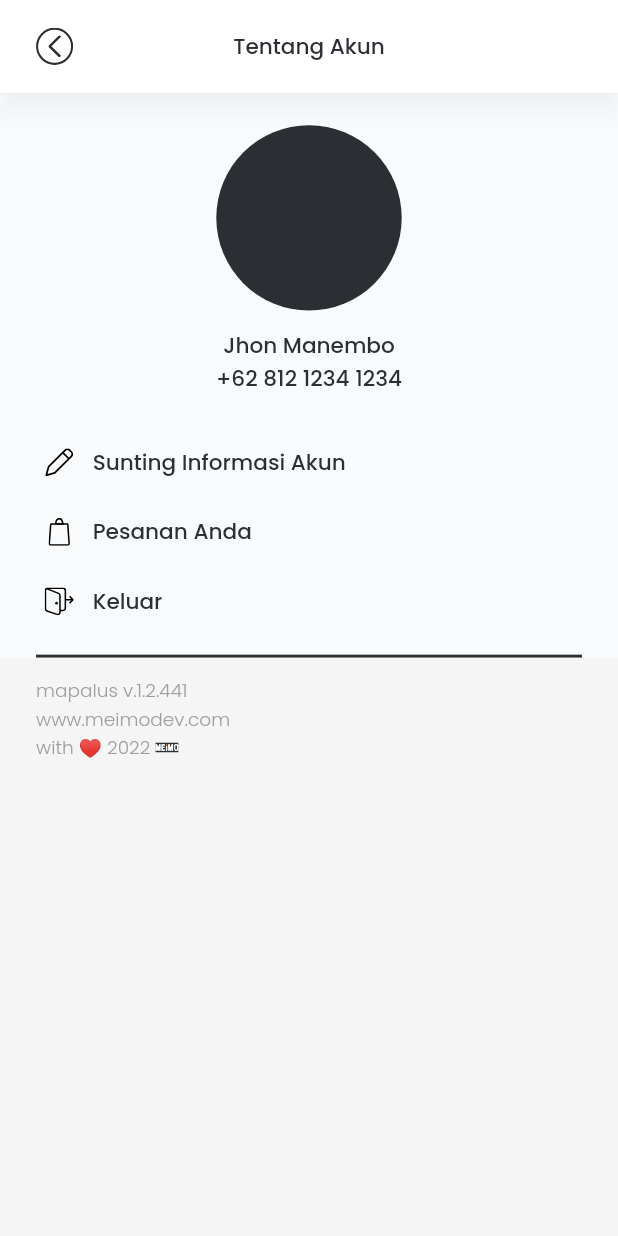
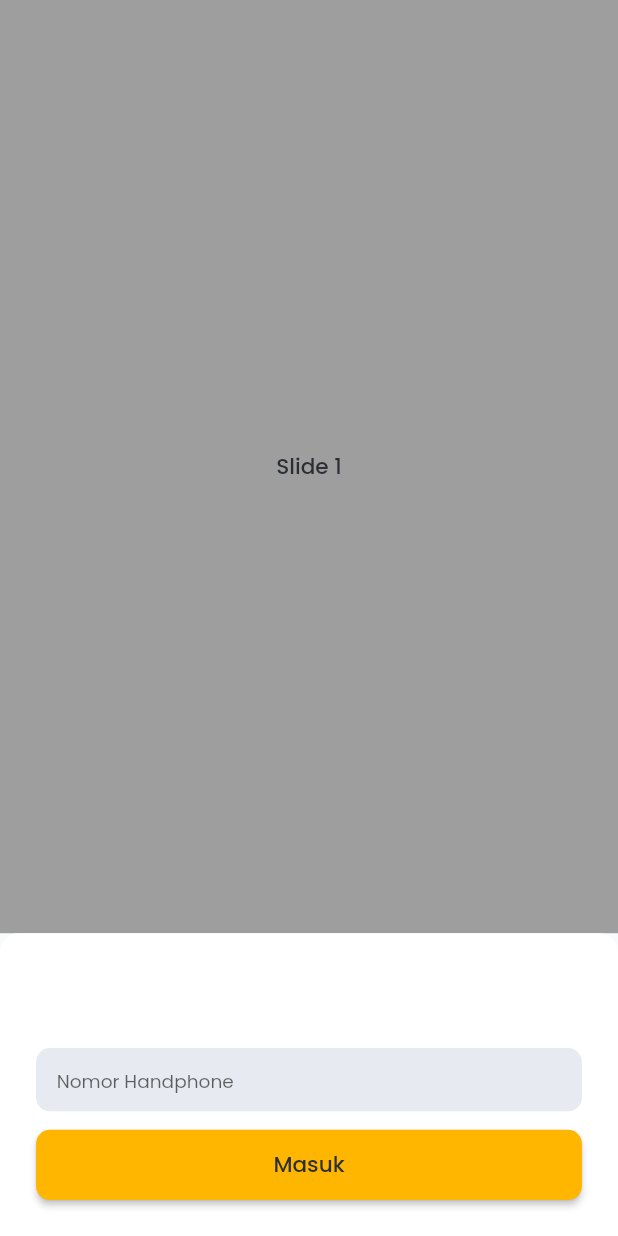
Before and after one commit to meimodev/mapalus, a Flutter app: the AccountSettingsScreen screen opened by its route, after a tap on "Keluar", on a phone screen of 412 x 824 dp. Run offline on Flutter 3.47's test engine with Material 2 defaults, Android fonts, the phone set to English and light mode, and no system bars; drawn by our look-alikes of carousel_slider; our stand-ins replace badges, flutter_rating_bar, flutter_screenutil, flutter_svg; statements that could not run were skipped.

Commit message:
Polishing signing_screen.dart UI & finished adding a splash_screen.dart

```diff
--- a/lib/app/modules/account_settings/account_settings_screen.dart
+++ b/lib/app/modules/account_settings/account_settings_screen.dart
@@ -1,8 +1,10 @@
+import 'package:badges/badges.dart';
 import 'package:flutter/material.dart';
 import 'package:flutter_screenutil/flutter_screenutil.dart';
 import 'package:flutter_svg/flutter_svg.dart';
 import 'package:mapalus/app/widgets/card_navigation.dart';
 import 'package:mapalus/app/widgets/screen_wrapper.dart';
+import 'package:mapalus/shared/routes.dart';
 import 'package:mapalus/shared/theme.dart';
 
 class AccountSettingsScreen extends StatelessWidget {
@@ -46,17 +48,33 @@ class AccountSettingsScreen extends StatelessWidget {
                       context: context,
                       onPressed: () {},
                     ),
-                    _buildItemRow(
-                      assetLocation: 'assets/vectors/bag.svg',
-                      text: 'Pesanan Anda',
-                      context: context,
-                      onPressed: () {},
+                    Badge(
+                      padding: EdgeInsets.all(3.sp),
+                      badgeContent: Text(
+                        '99',
+                        style: Theme.of(context).textTheme.bodyText1?.copyWith(
+                              fontSize: 10.sp,
+                              color: Palette.editable,
+                            ),
+                      ),
+                      position: BadgePosition.topStart(),
+                      child: _buildItemRow(
+                        assetLocation: 'assets/vectors/bag.svg',
+                        text: 'Pesanan Anda',
+                        context: context,
+                        onPressed: () {
+                          Navigator.pushNamed(context, Routes.orders);
+                        },
+                      ),
                     ),
                     _buildItemRow(
                       assetLocation: 'assets/vectors/exit.svg',
                       text: 'Keluar',
                       context: context,
-                      onPressed: () {},
+                      onPressed: () {
+                        Navigator.pushNamedAndRemoveUntil(
+                            context, Routes.signing, (_) => false);
+                      },
                     ),
                   ],
                 ),
--- a/lib/app/modules/home/home_screen.dart
+++ b/lib/app/modules/home/home_screen.dart
@@ -4,7 +4,7 @@ import 'package:mapalus/app/widgets/card_order_peak.dart';
 import 'package:mapalus/app/widgets/card_product.dart';
 import 'package:mapalus/app/widgets/card_cart_peak.dart';
 import 'package:mapalus/app/widgets/screen_wrapper.dart';
-import 'package:mapalus/app/widgets/search_view.dart';
+import 'package:mapalus/app/widgets/card_search_bar.dart';
 import 'package:mapalus/shared/routes.dart';
 import 'package:mapalus/shared/theme.dart';
 import 'package:flutter_screenutil/flutter_screenutil.dart';
@@ -21,7 +21,7 @@ class HomeScreen extends StatelessWidget {
             slivers: [
               // _buildUpperSection(context),
               SliverAppBar(
-                title: SearchView(
+                title: CardSearchBar(
                   onSubmitted: (String value) {},
                   onLogoPressed: () {
                     Navigator.pushNamed(context, Routes.accountSetting);
@@ -117,7 +117,7 @@ class HomeScreen extends StatelessWidget {
             right: 12.w,
             child: CardOrdersPeak(
               onPressed: () {
-                Navigator.pushNamed(context, Routes.orders);
+                Navigator.pushNamed(context, Routes.orderDetail);
               },
             ),
           ),
--- /dev/null
+++ b/lib/app/modules/signin/signing_screen.dart
@@ -0,0 +1,195 @@
+import 'package:carousel_slider/carousel_slider.dart';
+import 'package:flutter/material.dart';
+import 'package:flutter_screenutil/flutter_screenutil.dart';
+import 'package:mapalus/app/widgets/screen_wrapper.dart';
+import 'package:mapalus/shared/enums.dart';
+import 'package:mapalus/shared/routes.dart';
+import 'package:mapalus/shared/theme.dart';
+
+class SigningScreen extends StatelessWidget {
+  const SigningScreen({Key? key}) : super(key: key);
+
+  @override
+  Widget build(BuildContext context) {
+    return ScreenWrapper(
+      child: Column(
+        children: [
+          Expanded(
+            child: Container(
+              color: Colors.grey,
+              child: CarouselSlider(
+                  items: [
+                    _buildGraphicHolderCard(context, Text('Slide 1')),
+                    _buildGraphicHolderCard(
+                        context, Container(color: Colors.red)),
+                    _buildGraphicHolderCard(context, Text('Slide 3')),
+                  ],
+                  options: CarouselOptions(
+                    pauseAutoPlayOnTouch: true,
+                    viewportFraction: 1,
+                    height: double.infinity,
+                    initialPage: 0,
+                    reverse: false,
+                    autoPlay: true,
+                    autoPlayInterval: const Duration(seconds: 4),
+                    autoPlayAnimationDuration:
+                        const Duration(milliseconds: 500),
+                    autoPlayCurve: Curves.fastOutSlowIn,
+                    enlargeCenterPage: false,
+                    scrollDirection: Axis.horizontal,
+                  )),
+            ),
+          ),
+          const CardSigning(),
+        ],
+      ),
+    );
+  }
+
+  _buildGraphicHolderCard(BuildContext context, Widget child) {
+    return Column(
+      crossAxisAlignment: CrossAxisAlignment.stretch,
+      children: [
+        Expanded(
+          child: Center(
+            child: child,
+          ),
+        ),
+      ],
+    );
+  }
+}
+
+class CardSigning extends StatefulWidget {
+  const CardSigning({Key? key}) : super(key: key);
+
+  @override
+  _CardSigningState createState() => _CardSigningState();
+}
+
+class _CardSigningState extends State<CardSigning> {
+  CardSigningState signingState = CardSigningState.oneTimePassword;
+
+  generateSigningButton() {
+    String _buttonText;
+    late var _onPressed;
+
+    switch (signingState) {
+      case CardSigningState.oneTimePassword:
+        _buttonText = "Masuk";
+        _onPressed = () {
+          setState(() {
+            signingState = CardSigningState.confirmCode;
+          });
+        };
+        break;
+      case CardSigningState.confirmCode:
+        _buttonText = "Konfirmasi Kode";
+        _onPressed = () {
+          setState(() {
+            signingState = CardSigningState.notRegistered;
+          });
+        };
+
+        break;
+      default:
+        _onPressed = () {
+          Navigator.pushNamedAndRemoveUntil(
+              context, Routes.home, (route) => false);
+        };
+        _buttonText = "Daftar & Masuk";
+    }
+
+    return Material(
+      color: Palette.primary,
+      clipBehavior: Clip.hardEdge,
+      elevation: 2,
+      borderRadius: BorderRadius.circular(9.sp),
+      child: InkWell(
+        onTap: _onPressed,
+        child: Padding(
+          padding: EdgeInsets.all(Insets.small.sp),
+          child: Center(
+            child: Text(_buttonText),
+          ),
+        ),
+      ),
+    );
+  }
+
+  generateSigningTextField() {}
+
+  @override
+  Widget build(BuildContext context) {
+    return Container(
+      padding: EdgeInsets.symmetric(
+        horizontal: Insets.medium.w,
+        vertical: Insets.medium.w,
+      ),
+      decoration: BoxDecoration(
+        color: Palette.cardForeground,
+        borderRadius: BorderRadius.vertical(
+          top: Radius.circular(12.sp),
+        ),
+      ),
+      child: Column(
+        crossAxisAlignment: CrossAxisAlignment.stretch,
+        children: [
+          ...signingState != CardSigningState.notRegistered
+              ? [
+                  SizedBox(
+                    height: 39.sp,
+                  )
+                ]
+              : [
+                  Text(
+                    'Nomor Handphone',
+                    style: Theme.of(context).textTheme.bodyText1?.copyWith(
+                          fontSize: 12.sp,
+                          color: Colors.grey,
+                        ),
+                  ),
+                  Text(
+                    '0812 1234 1234',
+                    style: Theme.of(context).textTheme.bodyText1?.copyWith(
+                          fontSize: 14.sp,
+                        ),
+                  ),
+                ],
+          SizedBox(height: Insets.small.h),
+          Container(
+            padding: EdgeInsets.symmetric(
+              horizontal: Insets.small.w,
+              vertical: 3.h,
+            ),
+            decoration: BoxDecoration(
+              color: Palette.editable,
+              borderRadius: BorderRadius.circular(9.sp),
+            ),
+            child: TextField(
+              maxLines: 1,
+              autocorrect: false,
+              style: TextStyle(
+                color: Palette.accent,
+                fontFamily: fontFamily,
+                fontSize: 14.sp,
+              ),
+              cursorColor: Palette.primary,
+              decoration: InputDecoration(
+                hintStyle: TextStyle(
+                  fontFamily: fontFamily,
+                  fontSize: 12.sp,
+                ),
+                isDense: true,
+                border: InputBorder.none,
+                hintText: "Nomor Handphone",
+              ),
+            ),
+          ),
+          SizedBox(height: Insets.small.h),
+          generateSigningButton(),
+        ],
+      ),
+    );
+  }
+}
--- a/lib/main.dart
+++ b/lib/main.dart
@@ -21,7 +21,7 @@ class MyApp extends StatelessWidget {
         theme: appThemeData,
         debugShowCheckedModeBanner: false,
         onGenerateRoute: Routes.generateRoute,
-        initialRoute: Routes.home,
+        initialRoute: Routes.splash,
         builder: (context, widget) {
           ScreenUtil.setContext(context);
           return MediaQuery(
--- a/lib/shared/enums.dart
+++ b/lib/shared/enums.dart
@@ -1,3 +1,5 @@
 enum OrderStatus { placed, accepted, rejected, finished }
 
 enum ProductStatus { available, unavailable }
+
+enum CardSigningState { oneTimePassword, confirmCode, notRegistered }
--- a/lib/shared/routes.dart
+++ b/lib/shared/routes.dart
@@ -6,18 +6,24 @@ import 'package:mapalus/app/modules/location/location_screen.dart';
 import 'package:mapalus/app/modules/order_detail/order_detail_screen.dart';
 import 'package:mapalus/app/modules/ordering/ordering_screen.dart';
 import 'package:mapalus/app/modules/orders/orders_screen.dart';
+import 'package:mapalus/app/modules/signin/signing_screen.dart';
+import 'package:mapalus/app/modules/splash/splash_screen.dart';
 
 class Routes {
-  static const String home = '/';
+  static const String splash = '/';
+  static const String home = '/home';
   static const String accountSetting = '/account-setting';
   static const String orders = '/orders';
   static const String orderDetail = '/order-detail';
   static const String cart = '/cart';
   static const String location = '/location';
   static const String ordering = '/ordering';
+  static const String signing = '/signing';
 
   static Route<dynamic> generateRoute(RouteSettings settings) {
     switch (settings.name) {
+      case splash:
+        return MaterialPageRoute(builder: (_) => const SplashScreen());
       case home:
         return MaterialPageRoute(builder: (_) => const HomeScreen());
       case accountSetting:
@@ -32,6 +38,8 @@ class Routes {
         return MaterialPageRoute(builder: (_) => const LocationScreen());
       case ordering:
         return MaterialPageRoute(builder: (_) => const OrderingScreen());
+      case signing:
+        return MaterialPageRoute(builder: (_) => const SigningScreen());
       default:
         return MaterialPageRoute(builder: (_) => const HomeScreen());
     }
--- a/lib/shared/theme.dart
+++ b/lib/shared/theme.dart
@@ -3,6 +3,7 @@ import 'package:flutter_screenutil/flutter_screenutil.dart';
 
 const String fontFamily = 'Poppins';
 final ThemeData appThemeData = ThemeData.light().copyWith(
+  primaryColor: Palette.primary,
   scaffoldBackgroundColor: Palette.scaffold,
   inputDecorationTheme: InputDecorationTheme(
     labelStyle: TextStyle(
--- a/pubspec.yaml
+++ b/pubspec.yaml
@@ -17,6 +17,8 @@ dependencies:
   flutter_svg: ^1.0.3
   cupertino_icons: ^1.0.4
   flutter_rating_bar: ^4.0.0
+  badges: ^2.0.2
+  carousel_slider: ^4.0.0
 
 dev_dependencies:
   flutter_test:
```
Also changed, not shown: lib/app/modules/splash/splash_screen.dart (+37 -4 lines), lib/app/widgets/card_order_peak.dart (+1 -19 lines), lib/app/widgets/card_search_bar.dart (renamed from lib/app/widgets/search_view.dart, +15 -3 lines), pubspec.lock.
